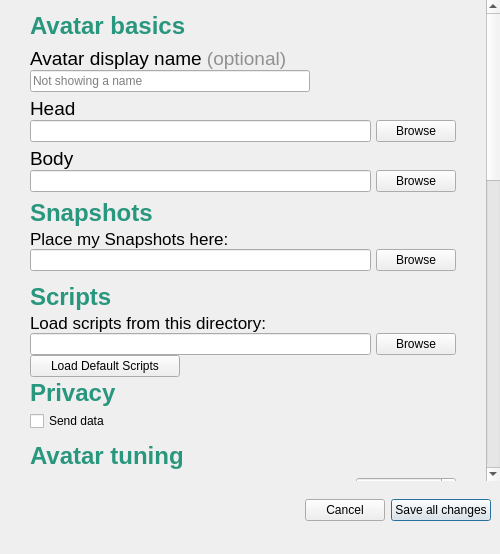
vircadia/vircadia-native-core, file interface/ui/preferencesDialog.ui: the form before one commit.
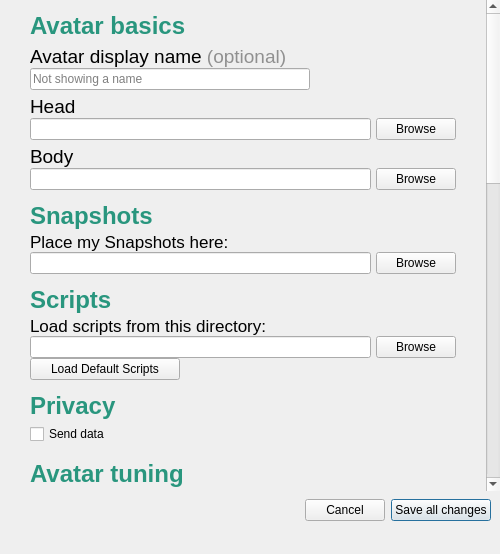
The form after the commit.

The edit to the form file:
```diff
--- a/interface/ui/preferencesDialog.ui
+++ b/interface/ui/preferencesDialog.ui
@@ -34,7 +34,7 @@
      <x>0</x>
      <y>0</y>
      <width>500</width>
-     <height>481</height>
+     <height>491</height>
     </rect>
    </property>
    <property name="sizePolicy">
@@ -61,7 +61,7 @@
       <x>0</x>
       <y>0</y>
       <width>500</width>
-      <height>1347</height>
+      <height>1386</height>
      </rect>
     </property>
     <layout class="QVBoxLayout" name="verticalLayout_2">
@@ -127,7 +127,7 @@
        <property name="minimumSize">
         <size>
          <width>0</width>
-         <height>30</height>
+         <height>28</height>
         </size>
        </property>
        <property name="font">
@@ -349,7 +349,7 @@
        <property name="minimumSize">
         <size>
          <width>0</width>
-         <height>35</height>
+         <height>40</height>
         </size>
        </property>
        <property name="font">
@@ -619,7 +619,7 @@
        <property name="minimumSize">
         <size>
          <width>0</width>
-         <height>30</height>
+         <height>40</height>
         </size>
        </property>
        <property name="font">
@@ -683,19 +683,6 @@
        </property>
       </widget>
      </item>
-     <item>
-      <spacer name="verticalSpacer">
-       <property name="orientation">
-        <enum>Qt::Vertical</enum>
-       </property>
-       <property name="sizeHint" stdset="0">
-        <size>
-         <width>0</width>
-         <height>35</height>
-        </size>
-       </property>
-      </spacer>
-     </item>
      <item>
       <widget class="QLabel" name="avatarTitleLabel">
        <property name="sizePolicy">
@@ -707,7 +694,7 @@
        <property name="minimumSize">
         <size>
          <width>0</width>
-         <height>35</height>
+         <height>40</height>
         </size>
        </property>
        <property name="font">
@@ -1750,15 +1737,15 @@
        <property name="minimumSize">
         <size>
          <width>0</width>
-         <height>33</height>
+         <height>40</height>
         </size>
        </property>
        <property name="font">
         <font>
          <family>Arial</family>
          <pointsize>18</pointsize>
-         <weight>50</weight>
-         <bold>false</bold>
+         <weight>75</weight>
+         <bold>true</bold>
         </font>
        </property>
        <property name="styleSheet">
@@ -1932,15 +1919,15 @@
        <property name="minimumSize">
         <size>
          <width>0</width>
-         <height>33</height>
+         <height>40</height>
         </size>
        </property>
        <property name="font">
         <font>
          <family>Arial</family>
          <pointsize>18</pointsize>
-         <weight>50</weight>
-         <bold>false</bold>
+         <weight>75</weight>
+         <bold>true</bold>
         </font>
        </property>
        <property name="styleSheet">
@@ -2044,15 +2031,15 @@
        <property name="minimumSize">
         <size>
          <width>0</width>
-         <height>33</height>
+         <height>40</height>
         </size>
        </property>
        <property name="font">
         <font>
          <family>Arial</family>
          <pointsize>18</pointsize>
-         <weight>50</weight>
-         <bold>false</bold>
+         <weight>75</weight>
+         <bold>true</bold>
         </font>
        </property>
        <property name="styleSheet">
```
Left out of the diff: 20 changed lines with no effect on the pictures.
